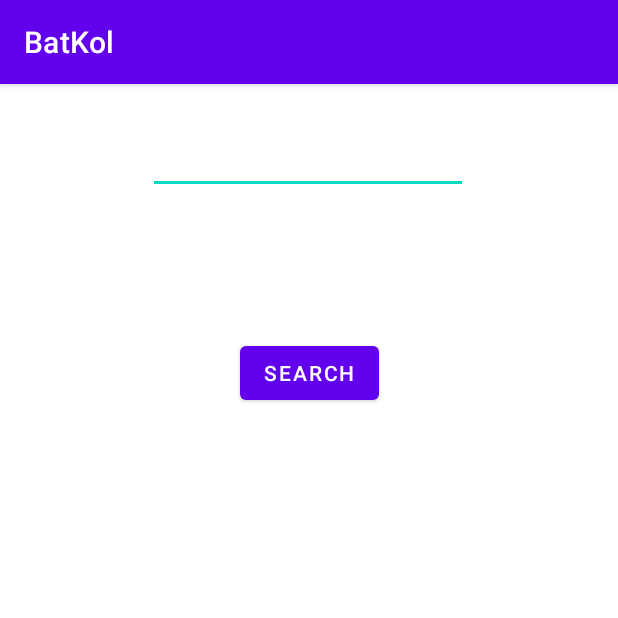
After one commit to BatKol/BatKol, an Android app: the TestElastic screen opened directly, with no data from a screen before it, on a phone screen of 412 x 824 dp, the top half of it. The commit adds this screen. Run offline under Robolectric (Android 15) with nearby library versions, the phone set to English and light mode, and no system bars; libraries missing offline, so code that uses them is left out: com.loopj.android, cz.msebera.android.

Commit message:
elastic test

```diff
--- /dev/null
+++ b/app/src/main/java/com/example/batkol/TestElastic.java
@@ -0,0 +1,123 @@
+package com.example.batkol;
+
+import androidx.appcompat.app.AppCompatActivity;
+
+import android.os.Bundle;
+import android.view.View;
+import android.widget.Button;
+import android.widget.EditText;
+import android.widget.TextView;
+
+import com.loopj.android.http.AsyncHttpResponseHandler;
+import com.loopj.android.http.RequestParams;
+
+import org.json.JSONArray;
+import org.json.JSONException;
+import org.json.JSONObject;
+import org.json.JSONStringer;
+
+import java.nio.charset.StandardCharsets;
+import java.util.Arrays;
+import java.util.HashMap;
+
+import cz.msebera.android.httpclient.Header;
+import utils.ElasticRestClient;
+
+public class TestElastic extends AppCompatActivity implements View.OnClickListener {
+    Button button;
+    EditText editText;
+    TextView textView;
+
+    @Override
+    protected void onCreate(Bundle savedInstanceState) {
+        super.onCreate(savedInstanceState);
+        setContentView(R.layout.activity_test_elastic);
+        button = findViewById(R.id.test);
+        editText = findViewById(R.id.searchWord);
+        textView = findViewById(R.id.showRes);
+
+        button.setOnClickListener(this::onClick);
+
+    }
+
+    @Override
+    public void onClick(View v) {
+//        RequestParams requestParams = new RequestParams();
+//        requestParams.put("id1","123456");
+//        requestParams.put("stt","not sloowed amichai g");
+//        ElasticRestClient.post("tests/_doc",requestParams,new AsyncHttpResponseHandler() {
+//
+//            @Override
+//            public void onSuccess(int statusCode, Header[] headers, byte[] responseBody) {
+//                String s = new String(responseBody , StandardCharsets.UTF_8);
+//                System.out.println(statusCode + " : " + Arrays.toString(headers) +" RRR\n" + s );
+//            }
+//
+//            @Override
+//            public void onFailure(int statusCode, Header[] headers, byte[] responseBody, Throwable error) {
+//                String s = new String(responseBody , StandardCharsets.UTF_8);
+//                System.out.println(error);
+//                System.out.println(s);
+//                System.out.println(headers);
+//                System.out.println(statusCode);
+//            }
+//        });
+        RequestParams stt = new RequestParams();
+        RequestParams query = new RequestParams();
+//        RequestParams match = new RequestParams();
+        HashMap<String,String> mach = new HashMap<>();
+        mach.put("match",new HashMap<String ,String>().put("stt","ben")); //here ben is the search replace it
+//        match.put("match",stt);
+        stt.put("stt","ben");
+        query.put("query",mach);
+
+
+//        JSONObject jsM = new JSONObject();
+//        JSONObject jsS = new JSONObject();
+//        try {
+//            jsS.put("stt","ben");
+//            jsM.put("match",jsS);
+//            query.put("",jsM);
+//
+//        } catch (JSONException e) {
+//            e.printStackTrace();
+//        }
+
+
+//        query.put("match",payload);
+        String word = editText.getText().toString();
+
+
+
+
+        ElasticRestClient.postsearch( word, new AsyncHttpResponseHandler() {
+            @Override
+            public void onSuccess(int statusCode, Header[] headers, byte[] responseBody) {
+                System.out.println(statusCode+" "+ Arrays.toString(headers)+" "+Arrays.toString(responseBody));
+                String s = new String(responseBody , StandardCharsets.UTF_8);
+                System.out.println(s);
+                try {
+                    JSONObject testV=new JSONObject(new String(responseBody));
+                    JSONObject hit = (JSONObject) testV.getJSONObject("hits").getJSONArray("hits").get(0);
+                    String postID,stt;
+                    postID = hit.getJSONObject("_source").getString("postID");
+                    stt=hit.getJSONObject("_source").getString("stt");
+                    System.out.println("PostID: "+ postID);
+                    System.out.println("stt: "+ stt);
+                    textView.setText("PostID: "+ postID+"\n"+"stt: "+ stt);
+                } catch (JSONException e) {
+                    e.printStackTrace();
+                }
+            }
+
+            @Override
+            public void onFailure(int statusCode, Header[] headers, byte[] responseBody, Throwable error) {
+                String s = new String(responseBody , StandardCharsets.UTF_8);
+                System.out.println(error);
+                System.out.println(s);
+                System.out.println(Arrays.toString(headers));
+                System.out.println(statusCode);
+            }
+        });
+    }
+}
--- /dev/null
+++ b/app/src/main/res/layout/activity_test_elastic.xml
@@ -0,0 +1,42 @@
+<?xml version="1.0" encoding="utf-8"?>
+<androidx.constraintlayout.widget.ConstraintLayout xmlns:android="http://schemas.android.com/apk/res/android"
+    xmlns:app="http://schemas.android.com/apk/res-auto"
+    xmlns:tools="http://schemas.android.com/tools"
+    android:layout_width="match_parent"
+    android:layout_height="match_parent"
+    tools:context=".TestElastic">
+
+    <Button
+        android:id="@+id/test"
+        android:layout_width="wrap_content"
+        android:layout_height="wrap_content"
+        android:text="search"
+        app:layout_constraintBottom_toBottomOf="parent"
+        app:layout_constraintEnd_toEndOf="parent"
+        app:layout_constraintStart_toStartOf="parent"
+        app:layout_constraintTop_toTopOf="parent"
+        app:layout_constraintVertical_bias="0.234" />
+
+    <EditText
+        android:id="@+id/searchWord"
+        android:layout_width="wrap_content"
+        android:layout_height="wrap_content"
+        android:ems="10"
+        android:inputType="textPersonName"
+        app:layout_constraintBottom_toTopOf="@+id/test"
+        app:layout_constraintEnd_toEndOf="parent"
+        app:layout_constraintHorizontal_bias="0.497"
+        app:layout_constraintStart_toStartOf="parent"
+        app:layout_constraintTop_toTopOf="parent"
+        app:layout_constraintVertical_bias="0.228" />
+
+    <TextView
+        android:id="@+id/showRes"
+        android:layout_width="373dp"
+        android:layout_height="149dp"
+        app:layout_constraintBottom_toBottomOf="parent"
+        app:layout_constraintEnd_toEndOf="parent"
+        app:layout_constraintStart_toStartOf="parent"
+        app:layout_constraintTop_toBottomOf="@+id/test"
+        app:layout_constraintVertical_bias="0.132" />
+</androidx.constraintlayout.widget.ConstraintLayout>
```
Also changed, not shown: app/src/main/java/com/example/batkol/newRecordActivity.java (+13 -2 lines), app/src/main/java/utils/ElasticRestClient.java (+16 -0 lines).
